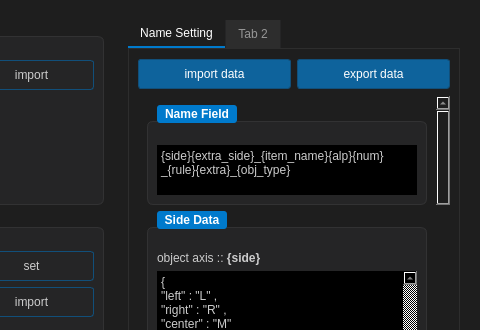
Qt form autoRig/autoRig.ui (lalasin2002/newStorege) before a commit; both pictures show x 216 to 696 and y 0 to 330 of the 696 by 678 pixel window.
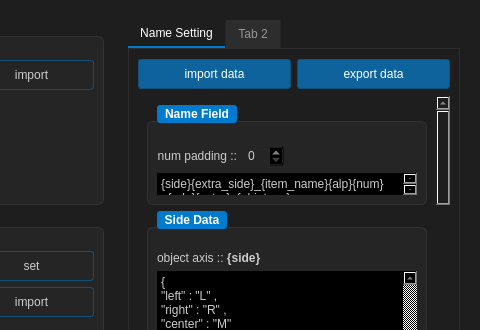
The same form after that commit.

```diff
--- a/autoRig/autoRig.ui
+++ b/autoRig/autoRig.ui
@@ -717,6 +717,36 @@
                  <string>Name Field</string>
                 </property>
                 <layout class="QVBoxLayout" name="verticalLayout_8">
+                 <item>
+                  <layout class="QHBoxLayout" name="padding_H">
+                   <item>
+                    <widget class="QLabel" name="label_9">
+                     <property name="text">
+                      <string>num padding ::</string>
+                     </property>
+                     <property name="alignment">
+                      <set>Qt::AlignmentFlag::AlignRight|Qt::AlignmentFlag::AlignTrailing|Qt::AlignmentFlag::AlignVCenter</set>
+                     </property>
+                    </widget>
+                   </item>
+                   <item>
+                    <widget class="QSpinBox" name="padding_Sb"/>
+                   </item>
+                   <item>
+                    <spacer name="horizontalSpacer_3">
+                     <property name="orientation">
+                      <enum>Qt::Orientation::Horizontal</enum>
+                     </property>
+                     <property name="sizeHint" stdset="0">
+                      <size>
+                       <width>40</width>
+                       <height>20</height>
+                      </size>
+                     </property>
+                    </spacer>
+                   </item>
+                  </layout>
+                 </item>
                  <item>
                   <widget class="QTextEdit" name="nameFleid_Te">
                    <property name="html">
```
